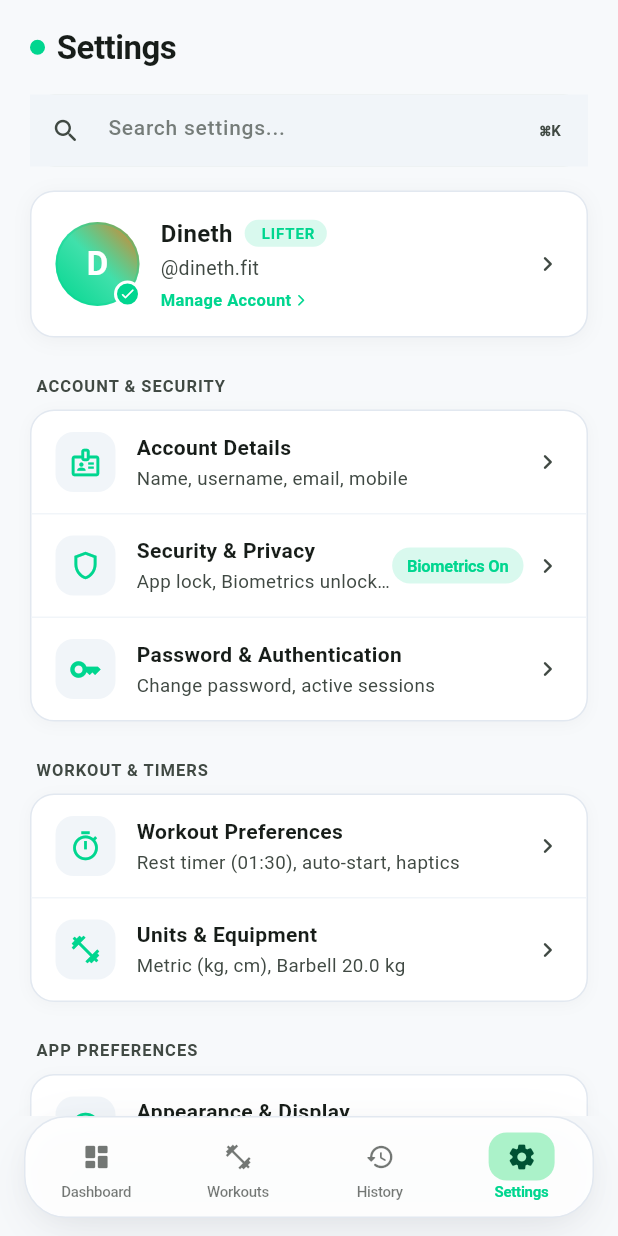
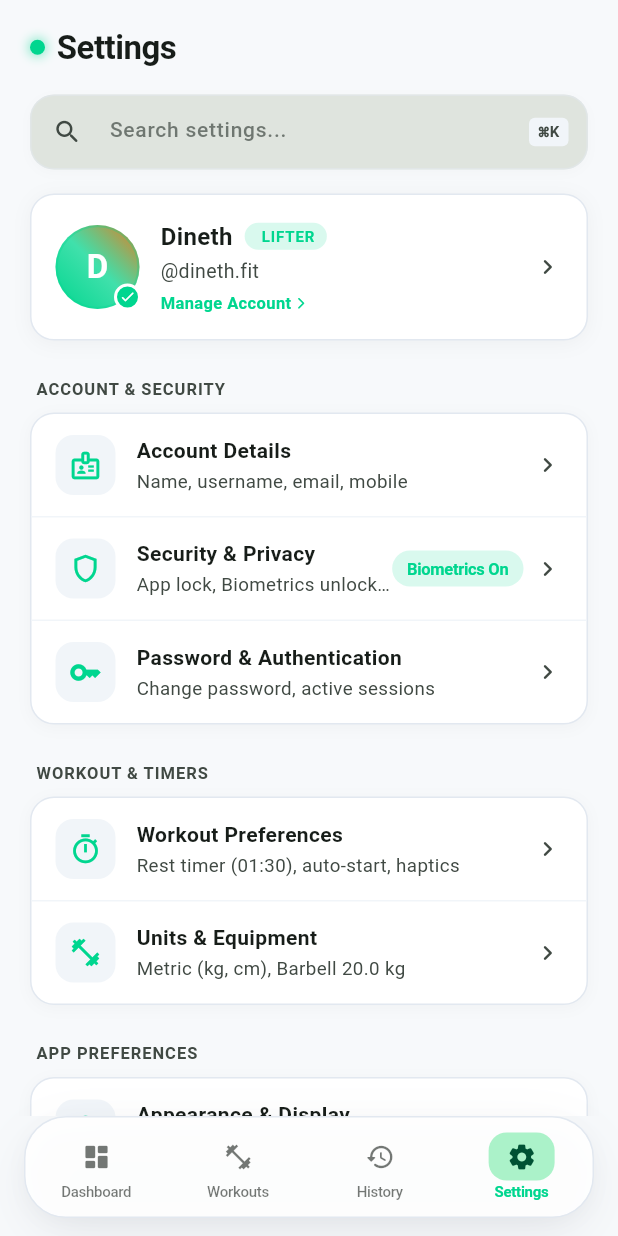
Before and after one commit to MasterDineth/FitTrack, a Flutter app: the SettingsScreen screen opened by its route, on a phone screen of 412 x 824 dp. Run offline on Flutter 3.47's test engine with Material 3 defaults, Android fonts, the phone set to English and light mode, and no system bars; drawn by our look-alikes of dynamic_color; our stand-ins replace flutter_riverpod, freezed_annotation, go_router, image_picker, local_auth, riverpod_annotation and 2 more; accounts and stored records are empty; generated files the repository leaves out were written again; Roboto replaces fonts that are missing (Plus Jakarta Sans).

Commit message:
Enhance settings UI and provider resilience
Refactors `SettingsScreen` to a `StatelessWidget` that conditionally consumes Riverpod only when a provider scope is present, preventing crashes in unscoped contexts. It also extracts the search field into a new interactive stateful widget with focus-aware glow, clear action, keyboard/back handling, and editable input behavior. Additional visual polish was applied across the settings screen (header accent glow, card borders/shadows, divider contrast, logout button styling, and updated default experience label).

```diff
--- a/fittrack/lib/presentation/screens/settings_screen.dart
+++ b/fittrack/lib/presentation/screens/settings_screen.dart
@@ -15,7 +15,7 @@ import '../widgets/modals/modal_backdrop_helper.dart';
 /// - 4 grouped sections: Account & Security, Workout & Timers, App Preferences, Support & About
 /// - Status pill badges ("Biometrics On", "Enabled")
 /// - Outlined destructive Log Out button with confirmation dialog
-class SettingsScreen extends ConsumerWidget {
+class SettingsScreen extends StatelessWidget {
   const SettingsScreen({super.key});
 
   void _showLogoutDialog(BuildContext context) {
@@ -187,17 +187,32 @@ class SettingsScreen extends ConsumerWidget {
   }
 
   @override
-  Widget build(BuildContext context, WidgetRef ref) {
+  Widget build(BuildContext context) {
+    final hasProviderScope = context.findAncestorWidgetOfExactType<ProviderScope>() != null ||
+        context.findAncestorWidgetOfExactType<UncontrolledProviderScope>() != null;
+
+    if (hasProviderScope) {
+      return Consumer(
+        builder: (context, ref, _) {
+          final userProfileAsync = ref.watch(userProfileProvider);
+          return _buildScaffold(context, userProfileAsync.value);
+        },
+      );
+    }
+
+    return _buildScaffold(context, null);
+  }
+
+  Widget _buildScaffold(BuildContext context, UserProfile? profile) {
     final theme = Theme.of(context);
     final colorScheme = theme.colorScheme;
-    final userProfileAsync = ref.watch(userProfileProvider);
-    final profile = userProfileAsync.value;
 
     return Scaffold(
       backgroundColor: theme.scaffoldBackgroundColor,
       body: SafeArea(
         bottom: false,
         child: CustomScrollView(
+          clipBehavior: Clip.none,
           physics: const BouncingScrollPhysics(),
           slivers: [
             // ── Top Header ───────────────────────────────────────────────
@@ -206,13 +221,20 @@ class SettingsScreen extends ConsumerWidget {
                 padding: const EdgeInsets.fromLTRB(20, 16, 20, 12),
                 child: Row(
                   children: [
-                    // Dynamic accent dot indicator
+                    // Dynamic accent dot indicator with subtle halo glow
                     Container(
                       width: 10,
                       height: 10,
                       decoration: BoxDecoration(
                         color: colorScheme.primary,
                         shape: BoxShape.circle,
+                        boxShadow: [
+                          BoxShadow(
+                            color: colorScheme.primary.withValues(alpha: 0.5),
+                            blurRadius: 6,
+                            spreadRadius: 1,
+                          ),
+                        ],
                       ),
                     ),
                     const SizedBox(width: 8),
@@ -236,7 +258,7 @@ class SettingsScreen extends ConsumerWidget {
               padding: const EdgeInsets.fromLTRB(20, 4, 20, 24),
               sliver: SliverList(
                 delegate: SliverChildListDelegate([
-                  // Search Bar
+                  // Search Bar with focus glow effect & soft outline
                   _buildSearchBar(context),
                   const SizedBox(height: 16),
 
@@ -353,7 +375,7 @@ class SettingsScreen extends ConsumerWidget {
 
                   // Destructive Log Out Action Button
                   _buildLogoutButton(context),
-                ]),
+                ], addRepaintBoundaries: false),
               ),
             ),
           ],
@@ -364,69 +386,7 @@ class SettingsScreen extends ConsumerWidget {
 
   // ── Search Bar Component ────────────────────────────────────────────────
   Widget _buildSearchBar(BuildContext context) {
-    final theme = Theme.of(context);
-    final colorScheme = theme.colorScheme;
-    final isDark = theme.brightness == Brightness.dark;
-    final iconBg = isDark ? const Color(0xFF1E293B) : const Color(0xFFF1F5F9);
-
-    return Container(
-      decoration: BoxDecoration(
-        color: Theme.of(context).colorScheme.surfaceContainerHighest,
-        borderRadius: BorderRadius.circular(16),
-      ),
-      child: TextField(
-        enabled: false,
-        style: TextStyle(
-          fontFamily: 'Plus Jakarta Sans',
-          fontSize: 14,
-          color: colorScheme.onSurface,
-        ),
-        decoration: InputDecoration(
-          hintText: 'Search settings...',
-          hintStyle: TextStyle(
-            fontFamily: 'Plus Jakarta Sans',
-            fontSize: 14,
-            color: colorScheme.onSurfaceVariant.withValues(alpha: 0.7),
-          ),
-          prefixIcon: Icon(
-            Icons.search_rounded,
-            size: 20,
-            color: Theme.of(context).colorScheme.onSurfaceVariant,
-          ),
-          suffixIcon: Padding(
-            padding: const EdgeInsets.only(right: 12),
-            child: Row(
-              mainAxisSize: MainAxisSize.min,
-              mainAxisAlignment: MainAxisAlignment.end,
-              children: [
-                Container(
-                  padding:
-                      const EdgeInsets.symmetric(horizontal: 6, vertical: 2),
-                  decoration: BoxDecoration(
-                    color: iconBg,
-                    borderRadius: BorderRadius.circular(4),
-                  ),
-                  child: Text(
-                    '⌘K',
-                    style: TextStyle(
-                      fontFamily: 'Plus Jakarta Sans',
-                      fontSize: 10,
-                      fontWeight: FontWeight.w600,
-                      color: colorScheme.onSurfaceVariant,
-                    ),
-                  ),
-                ),
-              ],
-            ),
-          ),
-          border: InputBorder.none,
-          enabledBorder: InputBorder.none,
-          focusedBorder: InputBorder.none,
-          isDense: true,
-          contentPadding: const EdgeInsets.symmetric(vertical: 12),
-        ),
-      ),
-    );
+    return const _SettingsSearchBar();
   }
 
   // ── Profile & Account Header Card ───────────────────────────────────────
@@ -435,14 +395,16 @@ class SettingsScreen extends ConsumerWidget {
     final colorScheme = theme.colorScheme;
     final isDark = theme.brightness == Brightness.dark;
     final cardBg = theme.cardTheme.color ?? colorScheme.surface;
-    final border = isDark ? const Color(0xFF334155) : const Color(0xFFE2E8F0);
+    final border = isDark
+        ? Colors.white.withValues(alpha: 0.08)
+        : const Color(0xFFE2E8F0);
 
     final hasCustomImage = profile?.profileImagePath != null &&
         File(profile!.profileImagePath!).existsSync();
     final name = (profile?.name.trim().isNotEmpty == true) ? profile!.name : 'Dineth';
     final initial = name.isNotEmpty ? name[0].toUpperCase() : 'D';
     final handle = '@${name.toLowerCase().replaceAll(' ', '')}.fit';
-    final experience = profile?.experienceLevel ?? 'Advanced';
+    final experience = profile?.experienceLevel ?? 'Pro';
 
     return InkWell(
       onTap: () => context.push('/settings/profile'),
@@ -452,7 +414,7 @@ class SettingsScreen extends ConsumerWidget {
         decoration: BoxDecoration(
           color: cardBg,
           borderRadius: BorderRadius.circular(16),
-          border: Border.all(color: border),
+          border: Border.all(color: border, width: 1),
           boxShadow: [
             BoxShadow(
               color: Colors.black.withValues(alpha: isDark ? 0.2 : 0.04),
@@ -644,17 +606,21 @@ class SettingsScreen extends ConsumerWidget {
     final colorScheme = theme.colorScheme;
     final isDark = theme.brightness == Brightness.dark;
     final cardBg = theme.cardTheme.color ?? colorScheme.surface;
-    final border = isDark ? const Color(0xFF334155) : const Color(0xFFE2E8F0);
-    final dividerColor = isDark ? const Color(0xFF334155) : const Color(0xFFF1F5F9);
+    final border = isDark
+        ? Colors.white.withValues(alpha: 0.08)
+        : const Color(0xFFE2E8F0);
+    final dividerColor = isDark
+        ? Colors.white.withValues(alpha: 0.06)
+        : const Color(0xFFF1F5F9);
 
     return Container(
       decoration: BoxDecoration(
         color: cardBg,
         borderRadius: BorderRadius.circular(16),
-        border: Border.all(color: border),
+        border: Border.all(color: border, width: 1),
         boxShadow: [
           BoxShadow(
-            color: Colors.black.withValues(alpha: isDark ? 0.15 : 0.03),
+            color: Colors.black.withValues(alpha: isDark ? 0.18 : 0.03),
             blurRadius: 8,
             offset: const Offset(0, 2),
           ),
@@ -682,9 +648,9 @@ class SettingsScreen extends ConsumerWidget {
   // ── Outlined Log Out Button ─────────────────────────────────────────────
   Widget _buildLogoutButton(BuildContext context) {
     final theme = Theme.of(context);
-    final colorScheme = theme.colorScheme;
-    final cardBg = theme.cardTheme.color ?? colorScheme.surface;
-    const errorRed = Color(0xFFBA1A1A);
+    final isDark = theme.brightness == Brightness.dark;
+    final cardBg = theme.cardTheme.color ?? theme.colorScheme.surface;
+    const errorRed = Color(0xFFEF4444);
 
     return InkWell(
       onTap: () => _showLogoutDialog(context),
@@ -696,7 +662,7 @@ class SettingsScreen extends ConsumerWidget {
           color: cardBg,
           borderRadius: BorderRadius.circular(12),
           border: Border.all(
-            color: errorRed.withValues(alpha: 0.25),
+            color: errorRed.withValues(alpha: isDark ? 0.35 : 0.25),
             width: 1,
           ),
           boxShadow: [
@@ -859,3 +825,178 @@ class _BadgePill extends StatelessWidget {
     );
   }
 }
+
+// ── Interactive Search Bar with Rounded Corners & Focus Glow Effect ────────
+class _SettingsSearchBar extends StatefulWidget {
+  const _SettingsSearchBar();
+
+  @override
+  State<_SettingsSearchBar> createState() => _SettingsSearchBarState();
+}
+
+class _SettingsSearchBarState extends State<_SettingsSearchBar> {
+  late final FocusNode _focusNode;
+  late final TextEditingController _controller;
+  bool _isFocused = false;
+
+  @override
+  void initState() {
+    super.initState();
+    _focusNode = FocusNode();
+    _controller = TextEditingController();
+    _focusNode.addListener(_handleFocusChange);
+  }
+
+  void _handleFocusChange() {
+    if (_isFocused != _focusNode.hasFocus) {
+      setState(() {
+        _isFocused = _focusNode.hasFocus;
+      });
+    }
+  }
+
+  @override
+  void dispose() {
+    _focusNode.removeListener(_handleFocusChange);
+    _focusNode.dispose();
+    _controller.dispose();
+    super.dispose();
+  }
+
+  @override
+  Widget build(BuildContext context) {
+    final theme = Theme.of(context);
+    final colorScheme = theme.colorScheme;
+    final isDark = theme.brightness == Brightness.dark;
+    final iconBg = isDark ? const Color(0xFF1E293B) : const Color(0xFFF1F5F9);
+    final barBg = colorScheme.surfaceContainerHighest;
+
+    return PopScope(
+      canPop: !_isFocused && _controller.text.isEmpty,
+      onPopInvokedWithResult: (didPop, _) {
+        if (!didPop) {
+          _focusNode.unfocus();
+          _controller.clear();
+          setState(() {
+            _isFocused = false;
+          });
+        }
+      },
+      child: AnimatedContainer(
+        duration: const Duration(milliseconds: 200),
+        curve: Curves.easeOutCubic,
+        decoration: BoxDecoration(
+          color: barBg,
+          borderRadius: BorderRadius.circular(16),
+          border: Border.all(
+            color: _isFocused
+                ? colorScheme.primary.withValues(alpha: 0.75)
+                : (isDark
+                    ? Colors.white.withValues(alpha: 0.08)
+                    : colorScheme.outlineVariant.withValues(alpha: 0.5)),
+            width: _isFocused ? 1.5 : 1.0,
+          ),
+          boxShadow: _isFocused
+              ? [
+                  BoxShadow(
+                    color: colorScheme.primary.withValues(alpha: isDark ? 0.3 : 0.2),
+                    blurRadius: 10,
+                    spreadRadius: 0,
+                  ),
+                  BoxShadow(
+                    color: Colors.black.withValues(alpha: isDark ? 0.15 : 0.03),
+                    blurRadius: 4,
+                    offset: const Offset(0, 2),
+                  ),
+                ]
+              : [
+                  BoxShadow(
+                    color: Colors.black.withValues(alpha: isDark ? 0.15 : 0.02),
+                    blurRadius: 6,
+                    offset: const Offset(0, 2),
+                  ),
+                ],
+        ),
+        child: TextField(
+          focusNode: _focusNode,
+          controller: _controller,
+          enabled: true,
+          onTapOutside: (_) => _focusNode.unfocus(),
+          style: TextStyle(
+            fontFamily: 'Plus Jakarta Sans',
+            fontSize: 14,
+            color: colorScheme.onSurface,
+          ),
+          cursorColor: colorScheme.primary,
+          decoration: InputDecoration(
+            hintText: 'Search settings...',
+            hintStyle: TextStyle(
+              fontFamily: 'Plus Jakarta Sans',
+              fontSize: 14,
+              color: colorScheme.onSurfaceVariant.withValues(alpha: 0.7),
+            ),
+            prefixIcon: Icon(
+              Icons.search_rounded,
+              size: 20,
+              color: _isFocused
+                  ? colorScheme.primary
+                  : colorScheme.onSurfaceVariant,
+            ),
+            suffixIcon: Padding(
+              padding: const EdgeInsets.only(right: 12),
+              child: Row(
+                mainAxisSize: MainAxisSize.min,
+                mainAxisAlignment: MainAxisAlignment.end,
+                children: [
+                  if (_isFocused && _controller.text.isNotEmpty)
+                    GestureDetector(
+                      onTap: () {
+                        _controller.clear();
+                        setState(() {});
+                      },
+                      child: Padding(
+                        padding: const EdgeInsets.only(right: 6),
+                        child: Icon(
+                          Icons.close_rounded,
+                          size: 16,
+                          color: colorScheme.onSurfaceVariant,
+                        ),
+                      ),
+                    ),
+                  Container(
+                    padding:
+                        const EdgeInsets.symmetric(horizontal: 6, vertical: 2),
+                    decoration: BoxDecoration(
+                      color: _isFocused
+                          ? colorScheme.primary.withValues(alpha: 0.15)
+                          : iconBg,
+                      borderRadius: BorderRadius.circular(4),
+                    ),
+                    child: Text(
+                      '⌘K',
+                      style: TextStyle(
+                        fontFamily: 'Plus Jakarta Sans',
+                        fontSize: 10,
+                        fontWeight: FontWeight.w600,
+                        color: _isFocused
+                            ? colorScheme.primary
+                            : colorScheme.onSurfaceVariant,
+                      ),
+                    ),
+                  ),
+                ],
+              ),
+            ),
+            border: InputBorder.none,
+            enabledBorder: InputBorder.none,
+            focusedBorder: InputBorder.none,
+            disabledBorder: InputBorder.none,
+            isDense: true,
+            filled: false,
+            contentPadding: const EdgeInsets.symmetric(vertical: 12),
+          ),
+        ),
+      ),
+    );
+  }
+}
```
